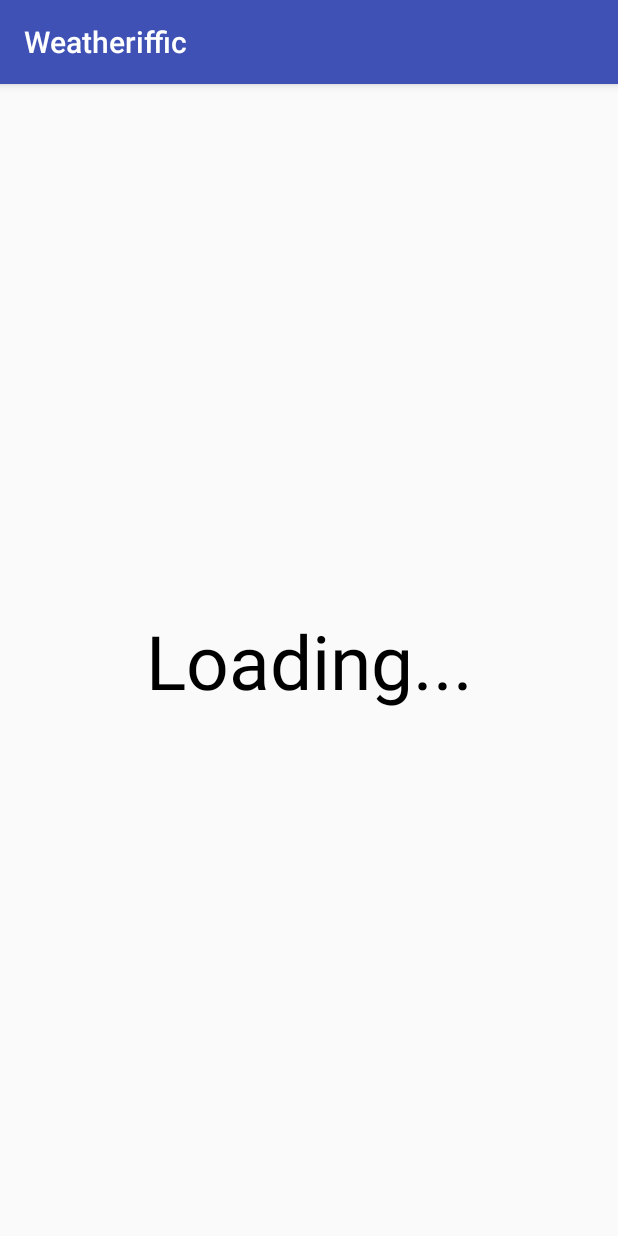
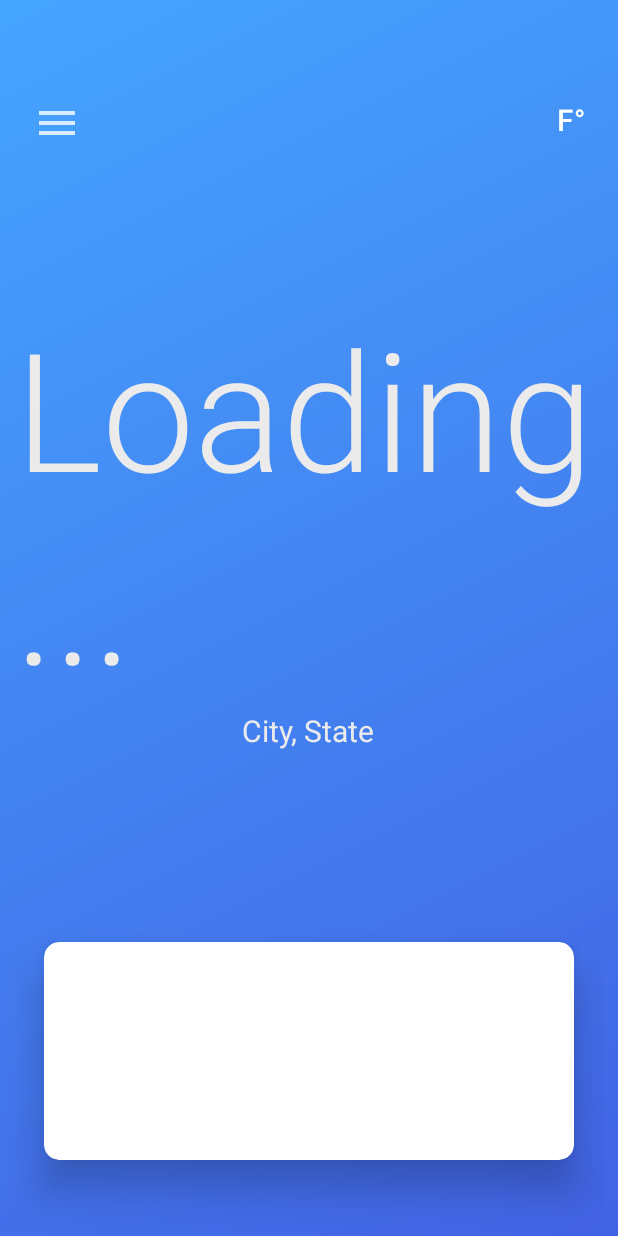
Before and after one commit to manutastic/Weatheriffic, an Android app: the screen it shows after launch (MainActivity), on a phone screen of 412 x 824 dp. Run offline under Robolectric (Android 15) with nearby library versions, the phone set to English and light mode, and no system bars.

Commit message:
set up initial layout

```diff
--- a/app/build.gradle
+++ b/app/build.gradle
@@ -22,6 +22,7 @@ dependencies {
     implementation fileTree(dir: 'libs', include: ['*.jar'])
     implementation 'com.android.support:appcompat-v7:26.1.0'
     implementation 'com.android.support.constraint:constraint-layout:1.0.2'
+    implementation 'com.android.support:cardview-v7:27.1.0'
     testImplementation 'junit:junit:4.12'
     androidTestImplementation 'com.android.support.test:runner:1.0.1'
     androidTestImplementation 'com.android.support.test.espresso:espresso-core:3.0.1'
--- a/app/src/main/java/com/manutastic/weatheriffic/MainActivity.java
+++ b/app/src/main/java/com/manutastic/weatheriffic/MainActivity.java
@@ -1,20 +1,27 @@
 package com.manutastic.weatheriffic;
 
+import android.app.ActionBar;
 import android.support.v7.app.AppCompatActivity;
 import android.os.Bundle;
+import android.view.Window;
+import android.view.WindowManager;
 import android.widget.TextView;
 
 public class MainActivity extends AppCompatActivity {
 
-    TextView current_temp;
+    TextView current_temp, location;
 
     @Override
     protected void onCreate(Bundle savedInstanceState) {
         super.onCreate(savedInstanceState);
+        getSupportActionBar().hide();
         setContentView(R.layout.activity_main);
 
         current_temp = (TextView)findViewById(R.id.current_temp);
+        location = (TextView)findViewById(R.id.location);
+
         current_temp.setText("Loading...");
+        location.setText("City, State");
 
         WeatherFunctions.placeIdTask asyncTask = new WeatherFunctions.placeIdTask(new WeatherFunctions.AsyncResponse(){
             public void processFinish(String curr_temp) {
--- a/app/src/main/java/com/manutastic/weatheriffic/WeatherFunctions.java
+++ b/app/src/main/java/com/manutastic/weatheriffic/WeatherFunctions.java
@@ -62,7 +62,7 @@ public class WeatherFunctions extends Application {
                     JSONObject main = json.getJSONObject("main");
                     DateFormat format = DateFormat.getDateTimeInstance();
 
-                    String temp = String.format("%.2f", main.getDouble("temp")) + "°";
+                    String temp = String.format("%d", main.getInt("temp")) + "°";
                     delegate.processFinish(temp);
                 }
             } catch (JSONException e) {
--- /dev/null
+++ b/app/src/main/res/drawable/card.xml
@@ -0,0 +1,16 @@
+<?xml version="1.0" encoding="utf-8"?>
+<shape xmlns:android="http://schemas.android.com/apk/res/android"
+    android:shape="rectangle">
+
+    // The desired corner radius. reduce it to keep it less rounded
+    <corners android:radius="360dp" />
+
+    // Add your desired padding
+    <padding
+        android:left="20dp"
+        android:top="10dp"
+        android:right="20dp"
+        android:bottom="10dp"    >
+    </padding>
+
+</shape>
--- /dev/null
+++ b/app/src/main/res/drawable/gradient_sunny.xml
@@ -0,0 +1,9 @@
+<?xml version="1.0" encoding="utf-8"?>
+<shape xmlns:android="http://schemas.android.com/apk/res/android"
+    android:shape="rectangle" >
+    <gradient
+        android:angle="135"
+        android:endColor="#45a5ff"
+        android:startColor="#4262e4"
+        android:type="linear" />
+</shape>
--- a/app/src/main/res/layout/activity_main.xml
+++ b/app/src/main/res/layout/activity_main.xml
@@ -4,19 +4,81 @@
     xmlns:tools="http://schemas.android.com/tools"
     android:layout_width="match_parent"
     android:layout_height="match_parent"
+    android:background="@drawable/gradient_sunny"
+    android:fitsSystemWindows="true"
     tools:context="com.manutastic.weatheriffic.MainActivity">
+    <RelativeLayout
+        android:layout_width="match_parent"
+        android:layout_height="match_parent"
+        android:paddingHorizontal="10dp">
+        <RelativeLayout
+            android:id="@+id/top_menu_bar"
+            android:layout_width="match_parent"
+            android:layout_height="wrap_content"
+            android:layout_alignParentTop="true"
+            >
+            <ImageButton
+                android:layout_width="wrap_content"
+                android:layout_height="wrap_content"
+                android:minWidth="0dp"
+                app:layout_constraintLeft_toRightOf="parent"
+                android:src="@drawable/ic_menu"
+                style="?android:attr/borderlessButtonStyle"/>
+
+            <Button
+                style="?android:attr/borderlessButtonStyle"
+                android:layout_width="wrap_content"
+                android:layout_height="wrap_content"
+                android:minWidth="0dp"
+                android:text="F°"
+                android:textColor="#FFFFFF"
+                android:textSize="20sp"
+                android:layout_alignParentEnd="true"
+                />
+        </RelativeLayout>
 
         <TextView
             android:id="@+id/current_temp"
             android:layout_width="wrap_content"
             android:layout_height="wrap_content"
-        app:layout_constraintBottom_toBottomOf="parent"
-        app:layout_constraintLeft_toLeftOf="parent"
-        app:layout_constraintRight_toRightOf="parent"
-        app:layout_constraintTop_toTopOf="parent"
-        android:textColor="#000000"
+            android:layout_marginTop="90dp"
             android:textAppearance="?android:attr/textAppearanceLarge"
-        android:textSize="50sp"
+            android:fontFamily="sans-serif-light"
+            android:textColor="#ebebeb"
+            android:textSize="110sp"
+            android:layout_centerHorizontal="true"
+            android:layout_below="@id/top_menu_bar"
+            tools:text="72°" />
+
+        <TextView
+            android:id="@+id/location"
+            android:layout_width="wrap_content"
+            android:layout_height="wrap_content"
+            android:textColor="#ebebeb"
+            android:textSize="20sp"
+            android:layout_centerHorizontal="true"
+            android:layout_below="@id/current_temp"
+            tools:text="City, State" />
+
+        <android.support.v7.widget.CardView
+            xmlns:card_view="http://schemas.android.com/apk/res-auto"
+            android:id="@+id/card_view"
+            android:layout_gravity="center"
+            android:layout_width="match_parent"
+            android:layout_height="200dp"
+            android:layout_marginTop="100dp"
+            android:layout_below="@id/location"
+            card_view:cardCornerRadius="10dp"
+            card_view:cardElevation="16dp"
+            card_view:cardUseCompatPadding="true">
+
+            <TextView
+                android:id="@+id/info_text"
+                android:layout_width="match_parent"
+                android:layout_height="match_parent"
+                tools:text="Hello world"
                 />
+        </android.support.v7.widget.CardView>
 
+    </RelativeLayout>
 </android.support.constraint.ConstraintLayout>
--- a/app/src/main/res/values/styles.xml
+++ b/app/src/main/res/values/styles.xml
@@ -6,6 +6,12 @@
         <item name="colorPrimary">@color/colorPrimary</item>
         <item name="colorPrimaryDark">@color/colorPrimaryDark</item>
         <item name="colorAccent">@color/colorAccent</item>
+
+        <item name="android:windowTranslucentStatus">true</item>
+        <item name="android:windowTranslucentNavigation">true</item>
+        <item name="android:statusBarColor">@android:color/transparent</item>
+        <item name="android:windowDrawsSystemBarBackgrounds">true</item>
+        <item name="android:windowTranslucentStatus">false</item>
     </style>
 
 </resources>
```
Also changed, not shown: app/src/main/res/drawable-hdpi/ic_menu.png (added), app/src/main/res/drawable-mdpi/ic_menu.png (added), app/src/main/res/drawable-xhdpi/ic_menu.png (added), app/src/main/res/drawable-xxhdpi/ic_menu.png (added). Lines whose indentation alone changed are shown as unchanged.
